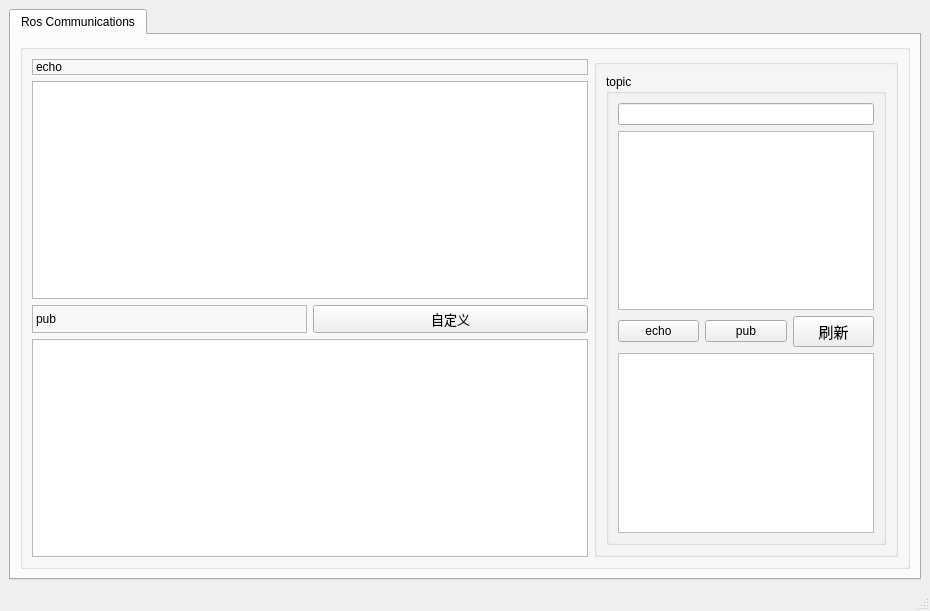
First picture: the form in mainwindow.ui, repository Tfly6/RosLook, before the edit.
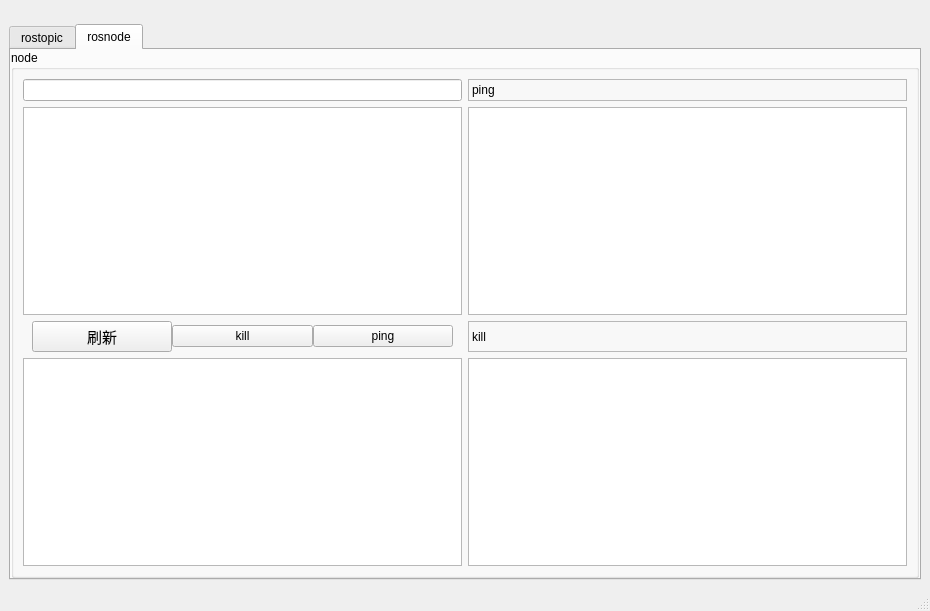
Second picture: the form after the edit. The open tabs and pages were chosen to show the change.

Commit message: 添加了 rosnode 命令，环境配置文件，修改了 mycommand

```diff
--- a/mainwindow.ui
+++ b/mainwindow.ui
@@ -14,28 +14,41 @@
    <string>MainWindow</string>
   </property>
   <widget class="QWidget" name="centralwidget">
-   <layout class="QVBoxLayout" name="verticalLayout">
+   <layout class="QVBoxLayout" name="verticalLayout_2">
     <item>
-     <widget class="QTabWidget" name="tab_manager">
-      <property name="minimumSize">
+     <spacer name="verticalSpacer">
+      <property name="orientation">
+       <enum>Qt::Vertical</enum>
+      </property>
+      <property name="sizeHint" stdset="0">
        <size>
-        <width>100</width>
-        <height>0</height>
+        <width>20</width>
+        <height>40</height>
        </size>
       </property>
-      <property name="locale">
-       <locale language="English" country="Australia"/>
+     </spacer>
+    </item>
+    <item>
+     <widget class="QTabWidget" name="tabWidget">
+      <property name="styleSheet">
+       <string notr="true"/>
       </property>
       <property name="currentIndex">
        <number>0</number>
       </property>
-      <widget class="QWidget" name="tab_status">
+      <widget class="QWidget" name="rostopic">
        <attribute name="title">
-        <string>Ros Communications</string>
+        <string>rostopic</string>
        </attribute>
-       <layout class="QVBoxLayout" name="verticalLayout_2">
+       <layout class="QVBoxLayout" name="verticalLayout_3">
+        <property name="spacing">
+         <number>0</number>
+        </property>
+        <property name="topMargin">
+         <number>0</number>
+        </property>
         <item>
-         <widget class="QGroupBox" name="groupBox_12">
+         <widget class="QGroupBox" name="groupBox_13">
           <property name="sizePolicy">
            <sizepolicy hsizetype="MinimumExpanding" vsizetype="Preferred">
             <horstretch>0</horstretch>
@@ -45,9 +58,59 @@
           <property name="title">
            <string/>
           </property>
-          <layout class="QGridLayout" name="gridLayout_3">
+          <layout class="QGridLayout" name="gridLayout_4">
+           <property name="topMargin">
+            <number>0</number>
+           </property>
+           <property name="horizontalSpacing">
+            <number>6</number>
+           </property>
+           <item row="2" column="1">
+            <widget class="QPushButton" name="Btn_auto">
+             <property name="font">
+              <font>
+               <pointsize>10</pointsize>
+              </font>
+             </property>
+             <property name="text">
+              <string>自定义</string>
+             </property>
+            </widget>
+           </item>
+           <item row="0" column="0" colspan="2">
+            <widget class="QLabel" name="label_5">
+             <property name="frameShape">
+              <enum>QFrame::StyledPanel</enum>
+             </property>
+             <property name="frameShadow">
+              <enum>QFrame::Raised</enum>
+             </property>
+             <property name="text">
+              <string>echo</string>
+             </property>
+            </widget>
+           </item>
+           <item row="1" column="0" colspan="2">
+            <widget class="QListWidget" name="list_echo"/>
+           </item>
+           <item row="3" column="0" colspan="2">
+            <widget class="QListWidget" name="list_pub"/>
+           </item>
+           <item row="2" column="0">
+            <widget class="QLabel" name="label_4">
+             <property name="frameShape">
+              <enum>QFrame::StyledPanel</enum>
+             </property>
+             <property name="frameShadow">
+              <enum>QFrame::Raised</enum>
+             </property>
+             <property name="text">
+              <string>pub</string>
+             </property>
+            </widget>
+           </item>
            <item row="0" column="2" rowspan="4">
-            <widget class="QGroupBox" name="groupBox">
+            <widget class="QGroupBox" name="groupBox_3">
              <property name="title">
               <string/>
              </property>
@@ -57,15 +120,15 @@
                 <property name="title">
                  <string>topic</string>
                 </property>
-                <layout class="QGridLayout" name="gridLayout">
+                <layout class="QGridLayout" name="gridLayout_2">
                  <item row="6" column="0" colspan="3">
                   <widget class="QListWidget" name="list_topic"/>
                  </item>
                  <item row="1" column="0" colspan="3">
-                  <widget class="QListWidget" name="list_info"/>
+                  <widget class="QListWidget" name="list_info_topic"/>
                  </item>
                  <item row="5" column="2">
-                  <widget class="QPushButton" name="Btn_flushed">
+                  <widget class="QPushButton" name="Btn_flushed_1">
                    <property name="font">
                     <font>
                      <pointsize>11</pointsize>
@@ -84,7 +147,7 @@
                   </widget>
                  </item>
                  <item row="5" column="0">
-                  <widget class="QPushButton" name="Btn_sub">
+                  <widget class="QPushButton" name="Btn_echo">
                    <property name="text">
                     <string>echo</string>
                    </property>
@@ -103,8 +166,45 @@
              </layout>
             </widget>
            </item>
-           <item row="2" column="0">
-            <widget class="QLabel" name="label_3">
+          </layout>
+         </widget>
+        </item>
+       </layout>
+      </widget>
+      <widget class="QWidget" name="rosnode">
+       <attribute name="title">
+        <string>rosnode</string>
+       </attribute>
+       <layout class="QVBoxLayout" name="verticalLayout">
+        <property name="spacing">
+         <number>0</number>
+        </property>
+        <property name="leftMargin">
+         <number>0</number>
+        </property>
+        <property name="topMargin">
+         <number>0</number>
+        </property>
+        <property name="rightMargin">
+         <number>0</number>
+        </property>
+        <property name="bottomMargin">
+         <number>0</number>
+        </property>
+        <item>
+         <widget class="QGroupBox" name="groupBox_6">
+          <property name="title">
+           <string>node</string>
+          </property>
+          <layout class="QGridLayout" name="gridLayout">
+           <item row="4" column="0">
+            <widget class="QListWidget" name="list_node"/>
+           </item>
+           <item row="4" column="1">
+            <widget class="QListWidget" name="list_kill"/>
+           </item>
+           <item row="0" column="1">
+            <widget class="QLabel" name="label_7">
              <property name="frameShape">
               <enum>QFrame::StyledPanel</enum>
              </property>
@@ -112,27 +212,56 @@
               <enum>QFrame::Raised</enum>
              </property>
              <property name="text">
-              <string>pub</string>
+              <string>ping</string>
              </property>
             </widget>
            </item>
-           <item row="2" column="1">
-            <widget class="QPushButton" name="Btn_auto">
-             <property name="font">
-              <font>
-               <pointsize>10</pointsize>
-              </font>
-             </property>
-             <property name="text">
-              <string>自定义</string>
-             </property>
+           <item row="3" column="0">
+            <widget class="QWidget" name="widget" native="true">
+             <layout class="QHBoxLayout" name="horizontalLayout">
+              <property name="spacing">
+               <number>0</number>
+              </property>
+              <property name="topMargin">
+               <number>0</number>
+              </property>
+              <property name="bottomMargin">
+               <number>0</number>
+              </property>
+              <item>
+               <widget class="QPushButton" name="Btn_flushed_2">
+                <property name="font">
+                 <font>
+                  <pointsize>11</pointsize>
+                 </font>
+                </property>
+                <property name="text">
+                 <string>刷新</string>
+                </property>
+               </widget>
+              </item>
+              <item>
+               <widget class="QPushButton" name="Btn_kill">
+                <property name="text">
+                 <string>kill</string>
+                </property>
+               </widget>
+              </item>
+              <item>
+               <widget class="QPushButton" name="Btn_ping">
+                <property name="text">
+                 <string>ping</string>
+                </property>
+               </widget>
+              </item>
+             </layout>
             </widget>
            </item>
-           <item row="1" column="0" colspan="2">
-            <widget class="QListWidget" name="list_sub"/>
+           <item row="1" column="0">
+            <widget class="QListWidget" name="list_info_node"/>
            </item>
-           <item row="0" column="0" colspan="2">
-            <widget class="QLabel" name="label_2">
+           <item row="3" column="1">
+            <widget class="QLabel" name="label_6">
              <property name="frameShape">
               <enum>QFrame::StyledPanel</enum>
              </property>
@@ -140,12 +269,19 @@
               <enum>QFrame::Raised</enum>
              </property>
              <property name="text">
-              <string>echo</string>
+              <string>kill</string>
              </property>
             </widget>
            </item>
-           <item row="3" column="0" colspan="2">
-            <widget class="QListWidget" name="list_pub"/>
+           <item row="0" column="0">
+            <widget class="QLineEdit" name="line_node">
+             <property name="text">
+              <string/>
+             </property>
+            </widget>
+           </item>
+           <item row="1" column="1">
+            <widget class="QListWidget" name="list_ping"/>
            </item>
           </layout>
          </widget>
```
Left out of the diff: 4 changed lines with no effect on the pictures. The commit also changes 13 other files.
